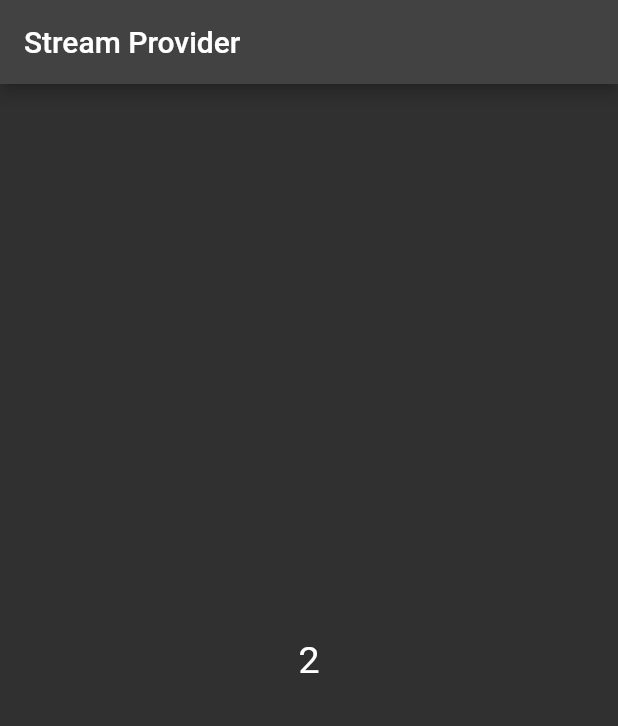
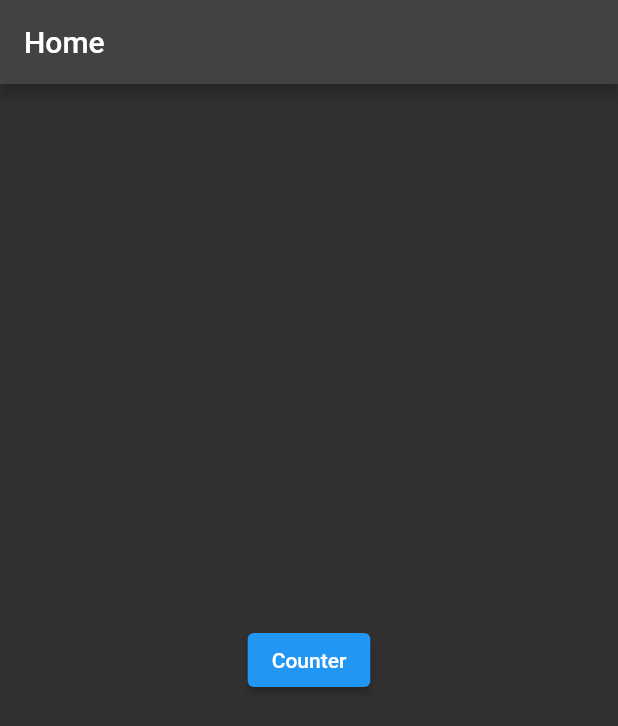
Before and after one commit to vedintech007/learn_flutter_riverpod, a Flutter app: the screen it shows after launch, on a phone screen of 412 x 824 dp. Shown: the top 726 px of the screen. Run offline on Flutter 3.47's test engine with Material 2 defaults, Android fonts, the phone set to English and light mode, and no system bars; our stand-ins replace go_router, hooks_riverpod.

```diff
--- a/lib/example1/example1_homepage.dart
+++ b/lib/example1/example1_homepage.dart
@@ -19,7 +19,7 @@ class Example1HomePage extends ConsumerWidget {
       body: Center(
         child: Text(
           date.toIso8601String(),
-          style: TextStyle(
+          style: const TextStyle(
             fontSize: 22,
           ),
         ),
--- a/lib/home_page/ripples_home.dart
+++ b/lib/home_page/ripples_home.dart
@@ -1,12 +1,14 @@
 import 'package:flutter/material.dart';
-import 'package:riverpod_tutorials/ripples_playlist/example7.dart';
+import 'package:go_router/go_router.dart';
+import 'package:riverpod_tutorials/ripples_playlist/example8/counter.dart';
+import 'package:riverpod_tutorials/ripples_playlist/example8/example8.dart';
 
 class RipplesHome extends StatelessWidget {
   const RipplesHome({super.key});
 
   @override
   Widget build(BuildContext context) {
-    return MaterialApp(
+    return MaterialApp.router(
       title: 'Riverpod',
       debugShowCheckedModeBanner: false,
       theme: ThemeData(
@@ -18,7 +20,18 @@ class RipplesHome extends StatelessWidget {
       ),
       themeMode: ThemeMode.dark,
       darkTheme: ThemeData.dark(),
-      home: const Example7HomePage(),
+      // home: const Example8Homepage(),
+      routerConfig: _router,
     );
   }
 }
+
+final GoRouter _router = GoRouter(
+  routes: [
+    GoRoute(
+      path: "/",
+      builder: (context, state) => const Example8Homepage(),
+    ),
+    GoRoute(path: "/counter", builder: (context, state) => const Counter()),
+  ],
+);
--- a/lib/ripples_playlist/example3.dart
+++ b/lib/ripples_playlist/example3.dart
@@ -1,3 +1,4 @@
+import 'package:flutter/foundation.dart';
 import 'package:flutter/material.dart';
 import 'package:hooks_riverpod/hooks_riverpod.dart';
 import 'package:riverpod_tutorials/main.dart';
@@ -14,7 +15,9 @@ class _Example3HomePageState extends ConsumerState<Example3HomePage> {
   void initState() {
     final name = ref.read(nameProvider);
 
-    print(name);
+    if (kDebugMode) {
+      print(name);
+    }
 
     super.initState();
   }
--- a/lib/ripples_playlist/example4/example4.dart
+++ b/lib/ripples_playlist/example4/example4.dart
@@ -1,3 +1,5 @@
+import 'dart:math';
+
 import 'package:flutter/material.dart';
 import 'package:hooks_riverpod/hooks_riverpod.dart';
 import 'package:riverpod_tutorials/main.dart';
@@ -33,6 +35,8 @@ class _Example4HomePageState extends ConsumerState<Example4HomePage> {
             onPressed: () {
               // ref.invalidate(countProvider);
               final newValue = ref.refresh(countProvider);
+
+              log(newValue);
             },
             icon: const Icon(Icons.refresh),
           ),
--- /dev/null
+++ b/lib/ripples_playlist/example8/example8.dart
@@ -0,0 +1,23 @@
+import 'package:flutter/material.dart';
+import 'package:go_router/go_router.dart';
+
+class Example8Homepage extends StatelessWidget {
+  const Example8Homepage({super.key});
+
+  @override
+  Widget build(BuildContext context) {
+    return Scaffold(
+      appBar: AppBar(
+        title: const Text("Home"),
+      ),
+      body: Center(
+        child: ElevatedButton(
+          onPressed: () {
+            context.push("/counter");
+          },
+          child: const Text("Counter"),
+        ),
+      ),
+    );
+  }
+}
--- a/pubspec.yaml
+++ b/pubspec.yaml
@@ -37,6 +37,7 @@ dependencies:
   cupertino_icons: ^1.0.2
   hooks_riverpod: ^2.3.2
   http: ^0.13.5
+  go_router: ^6.5.5
 
 dev_dependencies:
   flutter_test:
```
Also changed, not shown: lib/ripples_playlist/example8/counter.dart (added, +46 -0 lines), lib/ripples_playlist/example8/counter_demo.dart (added, +9 -0 lines), pubspec.lock.
